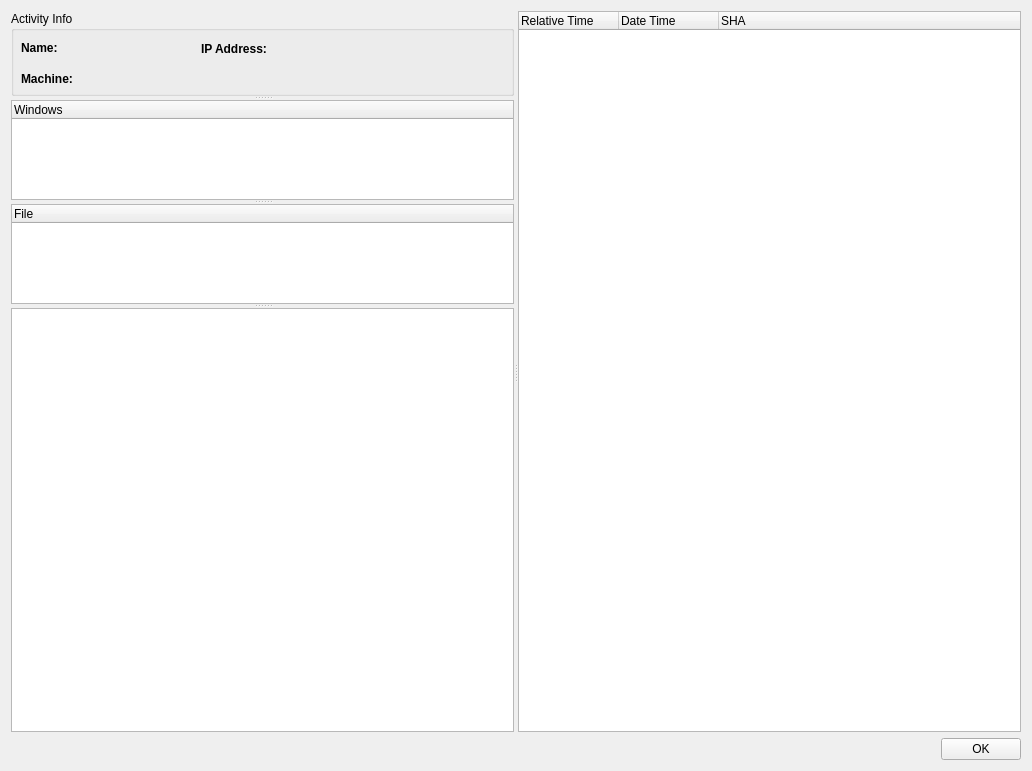
azzamsa/lupv, file lupv/Resources/ui/student_window.ui: the form before one commit.
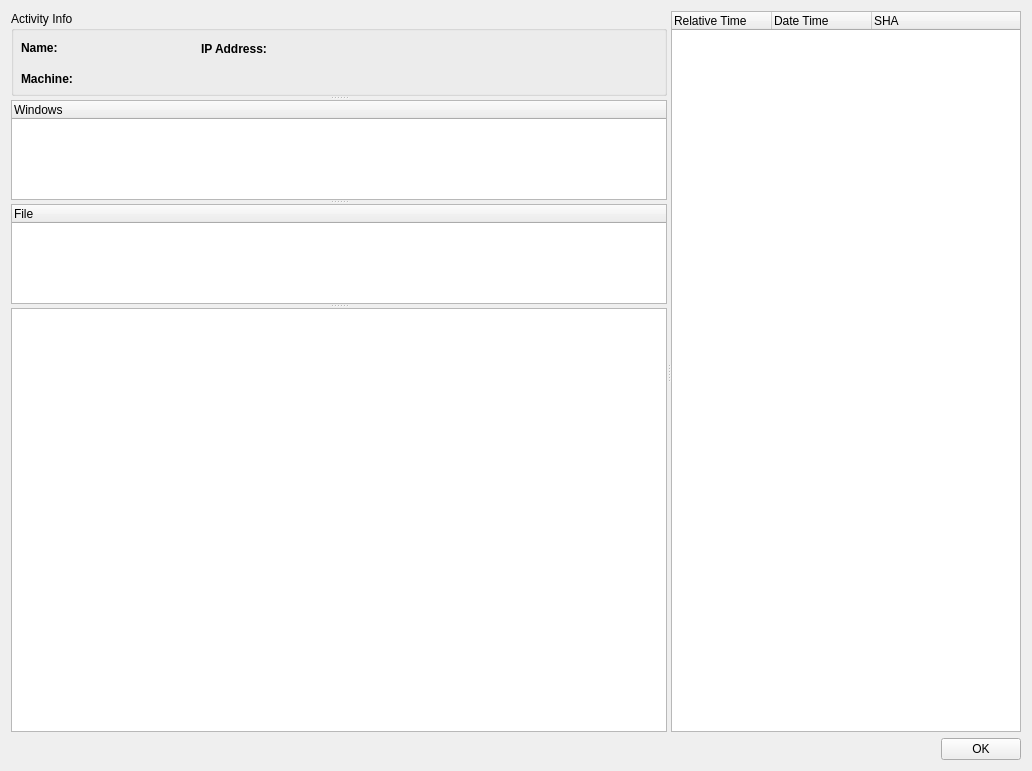
The form after the commit.

Commit message: Change log_tw maximumsize

What changed in the file:
```diff
--- a/lupv/Resources/ui/student_window.ui
+++ b/lupv/Resources/ui/student_window.ui
@@ -207,6 +207,12 @@
       <widget class="QPlainTextEdit" name="diff_pte"/>
      </widget>
      <widget class="QTreeWidget" name="log_tw">
+      <property name="maximumSize">
+       <size>
+        <width>350</width>
+        <height>16777215</height>
+       </size>
+      </property>
       <column>
        <property name="text">
         <string>Relative Time</string>
```
The commit also changes 1 other file.
